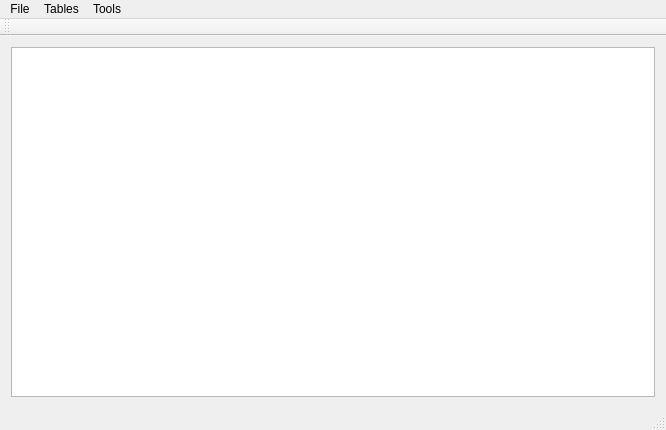
The window that mainwindow.ui (LebedevRI/dbms) describes before a commit, drawn with Qt 5.
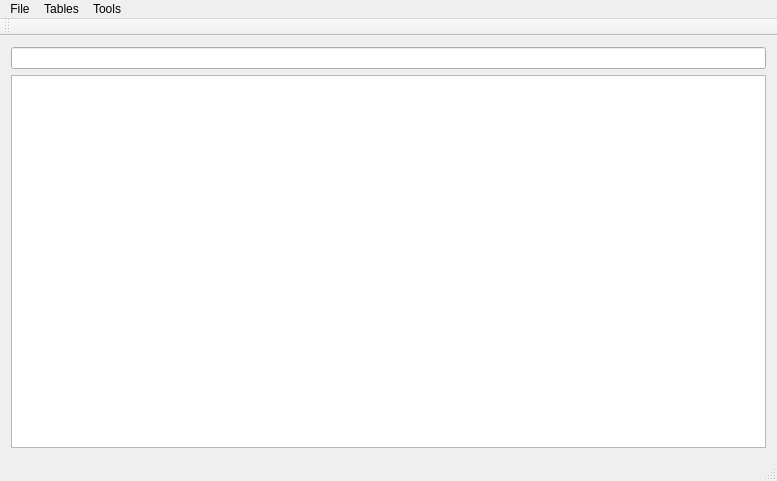
The same window after the commit.

Patch:
```diff
--- a/mainwindow.ui
+++ b/mainwindow.ui
@@ -6,8 +6,8 @@
    <rect>
     <x>0</x>
     <y>0</y>
-    <width>666</width>
-    <height>430</height>
+    <width>777</width>
+    <height>481</height>
    </rect>
   </property>
   <property name="windowTitle">
@@ -22,6 +22,11 @@
    </property>
    <layout class="QHBoxLayout" name="horizontalLayout">
     <item>
+     <layout class="QVBoxLayout" name="verticalLayout">
+      <item>
+       <widget class="QLineEdit" name="filter"/>
+      </item>
+      <item>
      <widget class="QTableView" name="tableView">
       <property name="sizePolicy">
        <sizepolicy hsizetype="Expanding" vsizetype="Expanding">
@@ -47,14 +52,16 @@
      </widget>
     </item>
    </layout>
+    </item>
+   </layout>
   </widget>
   <widget class="QMenuBar" name="menuBar">
    <property name="geometry">
     <rect>
      <x>0</x>
      <y>0</y>
-     <width>666</width>
-     <height>20</height>
+     <width>777</width>
+     <height>22</height>
     </rect>
    </property>
    <widget class="QMenu" name="menuFile">
```
Lines whose indentation alone changed are shown as unchanged.
